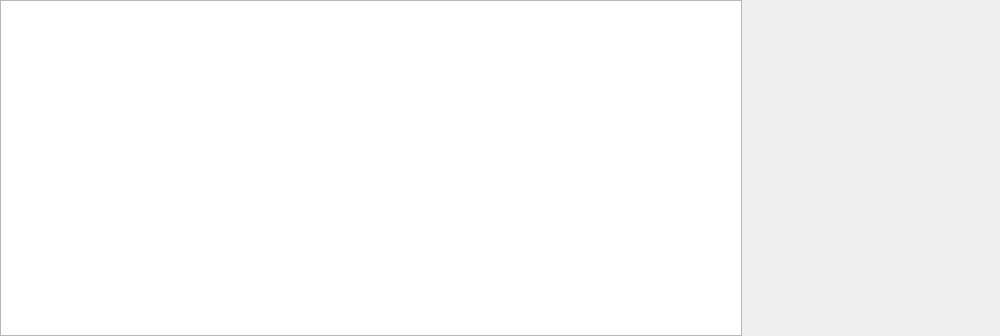
Old version of the form PeryiteUI/geogenvisualization.ui in the repository svissers/peryite.
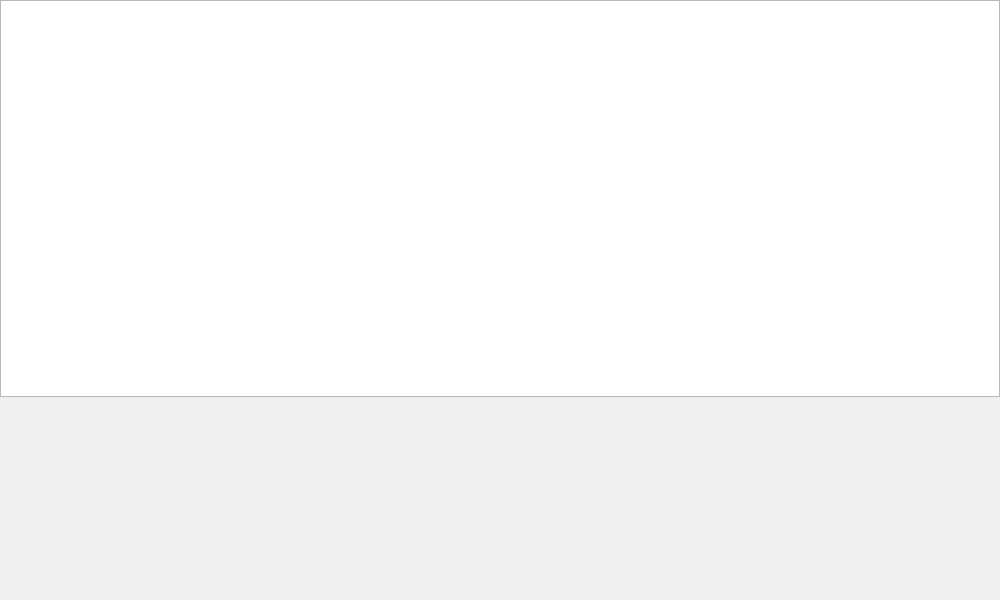
New version of the form.

The edit to the form file:
```diff
--- a/PeryiteUI/geogenvisualization.ui
+++ b/PeryiteUI/geogenvisualization.ui
@@ -10,7 +10,7 @@
     <x>0</x>
     <y>0</y>
     <width>1000</width>
-    <height>336</height>
+    <height>600</height>
    </rect>
   </property>
   <property name="windowTitle">
@@ -24,8 +24,8 @@
     <rect>
      <x>0</x>
      <y>0</y>
-     <width>742</width>
-     <height>336</height>
+     <width>1000</width>
+     <height>397</height>
     </rect>
    </property>
    <property name="verticalScrollBarPolicy">
@@ -38,10 +38,10 @@
   <widget class="QLabel" name="CircleInfoPlaceholder">
    <property name="geometry">
     <rect>
-     <x>750</x>
-     <y>10</y>
-     <width>241</width>
-     <height>321</height>
+     <x>0</x>
+     <y>400</y>
+     <width>1001</width>
+     <height>201</height>
     </rect>
    </property>
    <property name="text">
```
